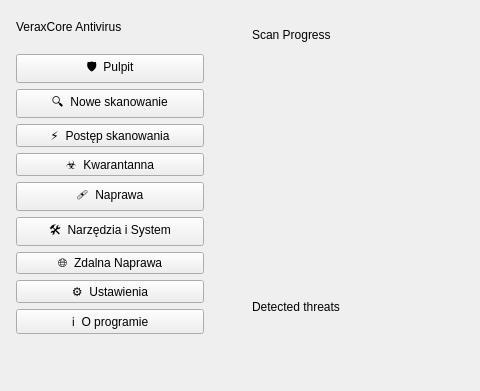
kacperjelinski1/multi-guard, file src/ui/mainwindow.ui: the form before one commit; both pictures show x 0 to 480 and y 0 to 391 of the 830 by 644 pixel window.
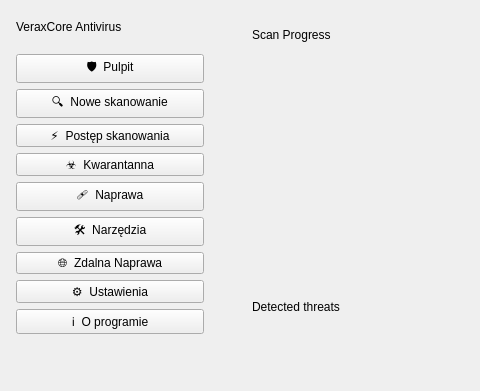
The form after the commit. Icons and pictures are not drawn. Custom widgets are drawn as their Qt base class.

Patch:
```diff
--- a/src/ui/mainwindow.ui
+++ b/src/ui/mainwindow.ui
@@ -152,7 +152,7 @@
           <item>
            <widget class="QPushButton" name="navTools">
             <property name="text">
-             <string>🛠️  Narzędzia i System</string>
+             <string>🛠️  Narzędzia</string>
             </property>
            </widget>
           </item>
```
